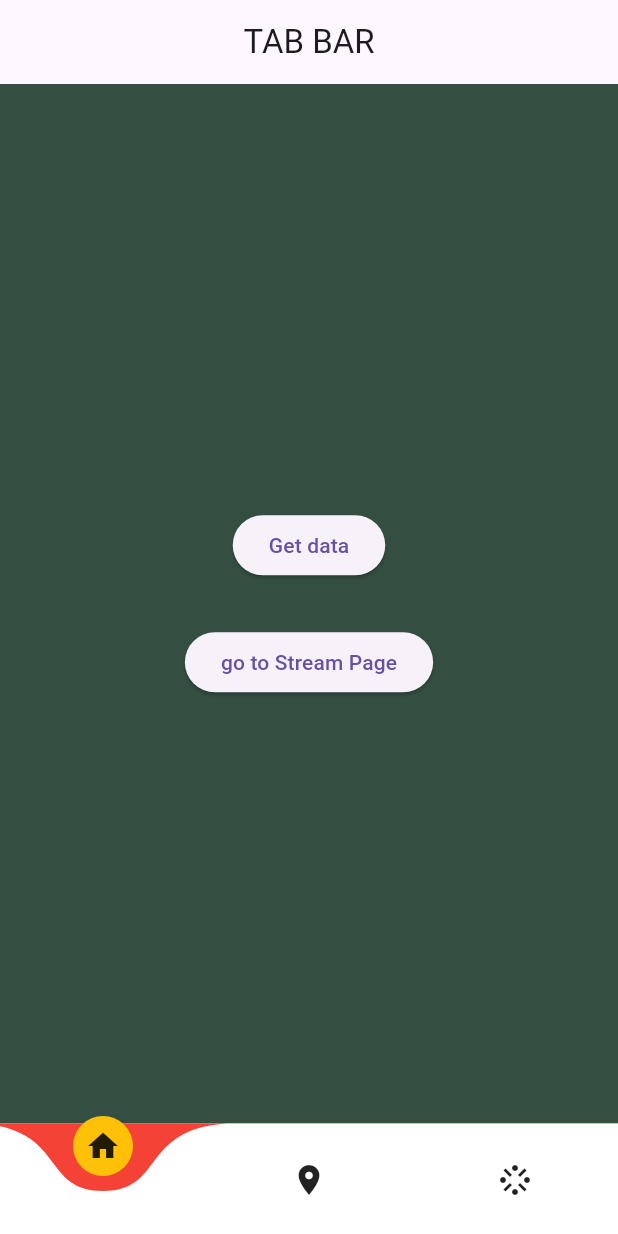
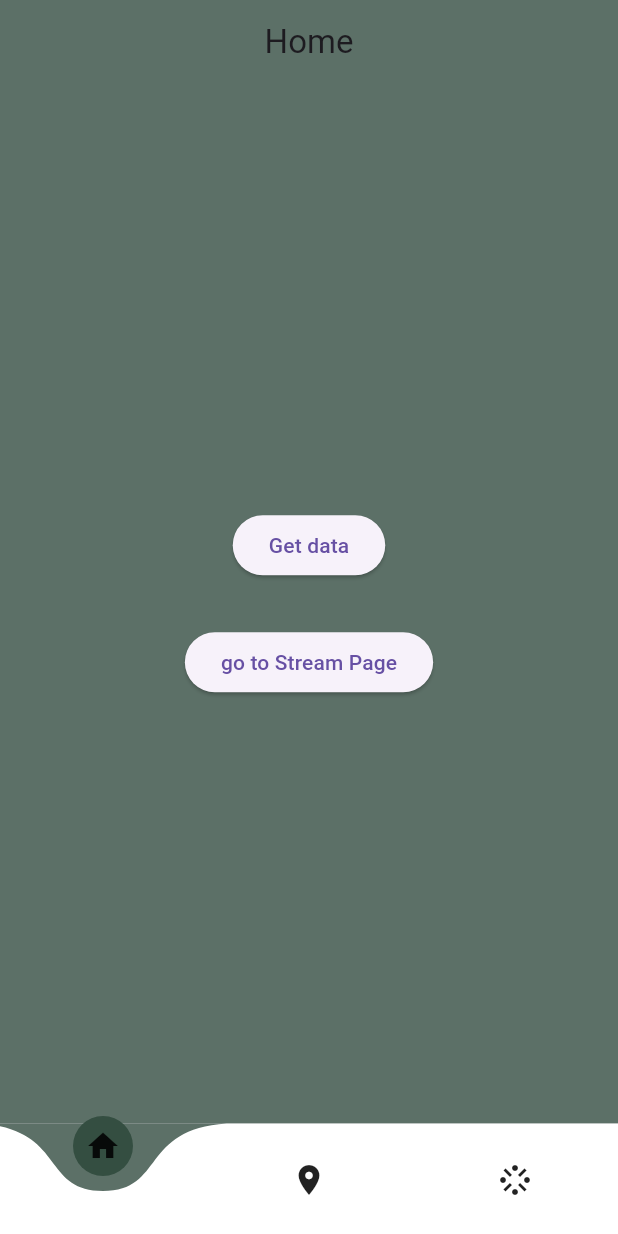
Before and after one commit to fr4nsgallegos/firebaseconn2g7, a Flutter app: the screen it shows after launch, on a phone screen of 412 x 824 dp. Run offline on Flutter 3.47's test engine with Material 3 defaults, Android fonts, the phone set to English and light mode, and no system bars; drawn by our look-alikes of curved_navigation_bar; our stand-ins replace cloud_firestore, firebase_auth, firebase_core, google_maps_flutter, google_sign_in, logger; accounts and stored records are empty.

Commit message:
colors appbar

```diff
--- a/lib/pages/tab_page.dart
+++ b/lib/pages/tab_page.dart
@@ -24,8 +24,8 @@ class _TabPageState extends State<TabPage> {
   Widget build(BuildContext context) {
     return Scaffold(
       bottomNavigationBar: CurvedNavigationBar(
-        backgroundColor: Colors.red,
-        buttonBackgroundColor: Colors.amber,
+        backgroundColor: pageDetails[_activeIndex]['navvigationBarColor'],
+        buttonBackgroundColor: pageDetails[_activeIndex]['botton_color'],
         onTap: (index) {
           _activeIndex = index;
           setState(() {});
@@ -37,7 +37,10 @@ class _TabPageState extends State<TabPage> {
         ],
       ),
       appBar: AppBar(
-        title: Text("TAB BAR"),
+        backgroundColor: pageDetails[_activeIndex]["navvigationBarColor"],
+        title: Text(
+          pageDetails[_activeIndex]["title"],
+        ),
         centerTitle: true,
       ),
       body: pageDetails[_activeIndex]["pageName"],
--- a/lib/utils/tab_map.dart
+++ b/lib/utils/tab_map.dart
@@ -6,26 +6,26 @@ import 'package:flutter/material.dart';
 final List<Map<String, dynamic>> pageDetails = [
   {
     "pageName": HomePage(
-      backgroundColor: Color(0xff344e41),
+      backgroundColor: Color(0xff344e41).withOpacity(0.8),
     ),
     "title": "Home",
     "botton_color": Color(0xff344e41),
-    "navvigationBarColor": Color(0xff344e41),
+    "navvigationBarColor": Color(0xff344e41).withOpacity(0.8),
   },
   {
     "pageName": MapsPage(
-      backgroundColor: Color(0xff3a5a40),
+      backgroundColor: Color(0xff3a5a40).withOpacity(0.8),
     ),
-    "title": "Home",
+    "title": "Maps Page",
     "botton_color": Color(0xff3a5a40),
-    "navvigationBarColor": Color(0xff3a5a40),
+    "navvigationBarColor": Color(0xff3a5a40).withOpacity(0.8),
   },
   {
     "pageName": StreamPage(
-      backgroundColor: Color(0xff588157),
+      backgroundColor: Color(0xff588157).withOpacity(0.8),
     ),
-    "title": "Home",
+    "title": "Stream Page",
     "botton_color": Color(0xff588157),
-    "navvigationBarColor": Color(0xff588157),
+    "navvigationBarColor": Color(0xff588157).withOpacity(0.8),
   },
 ];
```
